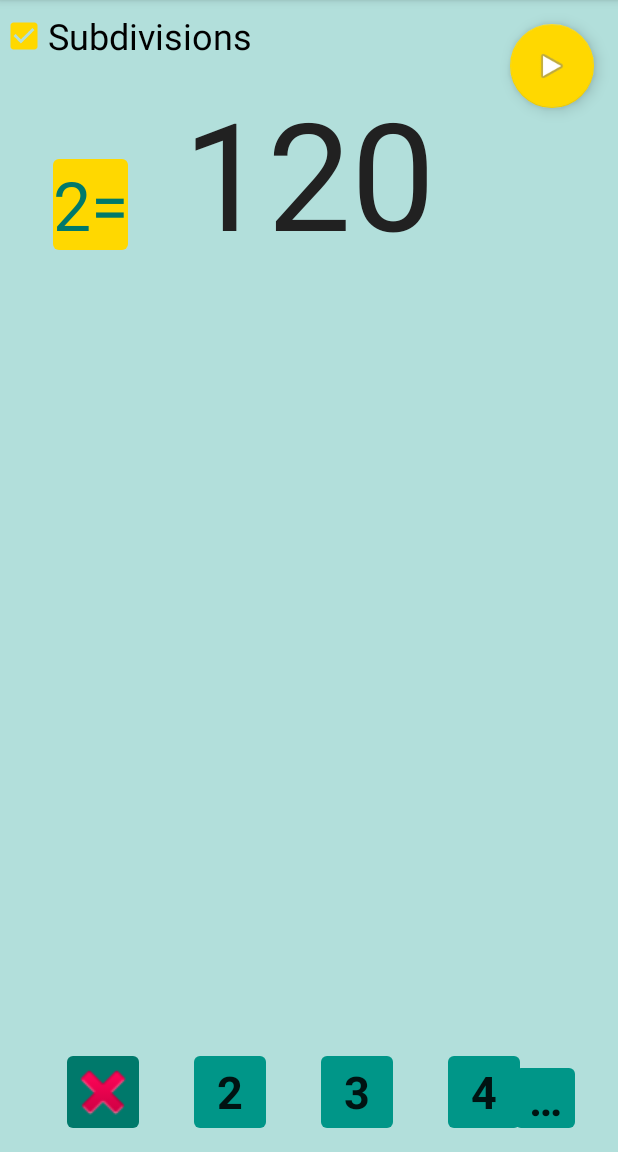
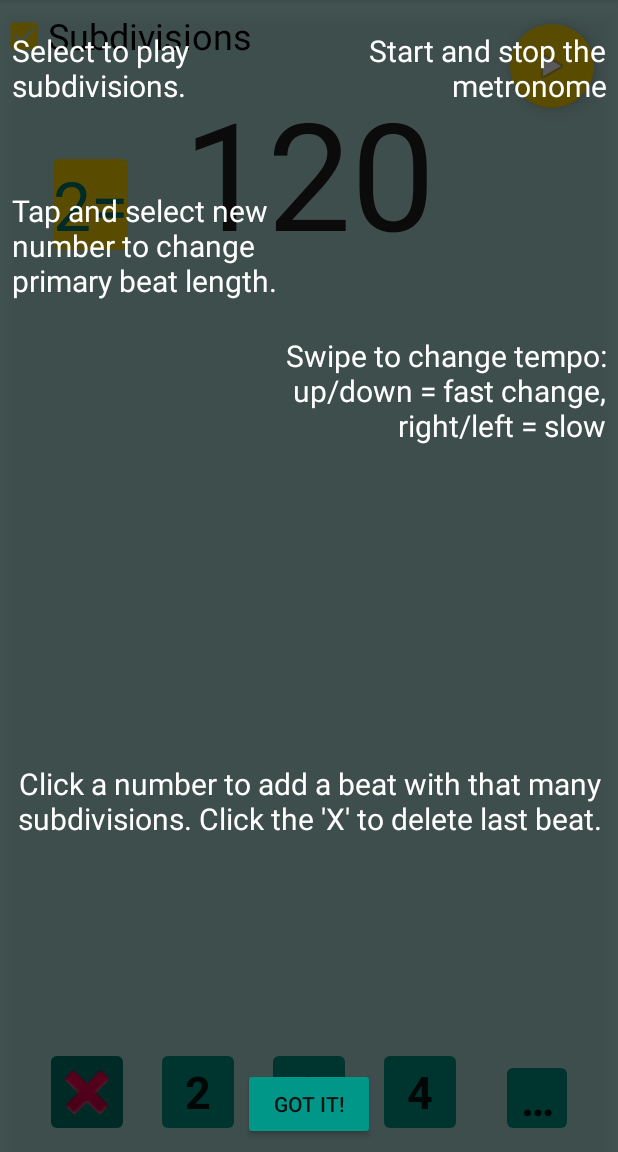
Before and after one commit to michaeloverman/MsCount2, an Android app: the OddMeterMetronomeFragment screen opened directly, with no data from a screen before it, after a tap on "Subdivisions", on a phone screen of 412 x 824 dp, the part 84-1236 px from its top. Run offline under Robolectric (Android 15) with nearby library versions, the phone set to English and light mode, and no system bars; our stand-ins replace FlexboxLayout, Timber; pictures from the network do not load; 2 other taps on this screen came first.

Commit message:
minor layout adjustments, move strings to resources

```diff
--- a/app/src/main/java/tech/michaeloverman/mscount/OddMeterMetronomeFragment.kt
+++ b/app/src/main/java/tech/michaeloverman/mscount/OddMeterMetronomeFragment.kt
@@ -140,7 +140,7 @@ class OddMeterMetronomeFragment : Fragment(), MetronomeStartStopListener {
         if (wasRunning) metronomeStartStop()
     }
 
-    fun deleteSubdivision() {
+    private fun deleteSubdivision() {
         Timber.d("remove a subdivision")
         if (mSubdivisionsList!!.size == 0) return
         var wasRunning = false
@@ -154,7 +154,7 @@ class OddMeterMetronomeFragment : Fragment(), MetronomeStartStopListener {
         if (wasRunning && mSubdivisionsList!!.size > 0) metronomeStartStop()
     }
 
-    fun multiplierSelected() {
+    private fun multiplierSelected() {
         if (mMultiplierSelected) {
             mMultiplierSelected = false
             pulse_multiplier_view.background = ContextCompat.getDrawable(requireActivity(), R.drawable.roundcorner_light)
@@ -169,10 +169,6 @@ class OddMeterMetronomeFragment : Fragment(), MetronomeStartStopListener {
         if (mMetronomeRunning) {
             metronomeStartStop()
         }
-        //        if (mWearNotification != null) {
-//            mWearNotification.cancel();
-//        }
-//        requireActivity().unregisterReceiver(mBroadcastReceiver)
         super.onPause()
     }
 
@@ -182,7 +178,7 @@ class OddMeterMetronomeFragment : Fragment(), MetronomeStartStopListener {
         prefs.putFloat(PREF_KEY_BPM, mBPM)
         prefs.putInt(PREF_KEY_MULTIPLIER, mMultiplier)
         prefs.putInt(PREF_LIST_LENGTH, mSubdivisionsList!!.size)
-        prefs.putBoolean(PREF_KEY_INCLUDE_SUBDIVISIONS, include_subdivisions_checkBox.isChecked)
+        prefs.putBoolean(PREF_KEY_INCLUDE_SUBDIVISIONS, subdivCheck)
         for (i in mSubdivisionsList!!.indices) {
             prefs.remove(PREF_KEY_LIST + i)
             prefs.putInt(PREF_KEY_LIST + i, mSubdivisionsList!![i])
@@ -191,7 +187,8 @@ class OddMeterMetronomeFragment : Fragment(), MetronomeStartStopListener {
         super.onDestroy()
     }
 
-    fun subdivisionsOnOff() {
+    private fun subdivisionsOnOff() {
+        subdivCheck = include_subdivisions_checkBox.isChecked
         if (mMetronome.isRunning) {
             metronomeStartStop()
             metronomeStartStop()
@@ -214,7 +211,7 @@ class OddMeterMetronomeFragment : Fragment(), MetronomeStartStopListener {
             mMetronomeRunning = true
             oddmeter_start_stop_fab.setImageResource(android.R.drawable.ic_media_pause)
             mMetronome.play(mBPM.toInt() * mMultiplier, mSubdivisionsList!!,
-                include_subdivisions_checkBox.isChecked)
+                subdivCheck)
         }
     }
 
--- a/app/src/main/res/layout/odd_metronome_instructions.xml
+++ b/app/src/main/res/layout/odd_metronome_instructions.xml
@@ -16,7 +16,7 @@
         app:layout_constraintGuide_percent="0.5"/>
     <TextView
         android:id="@+id/radio_instruction"
-        android:text="Select to play subdivisions."
+        android:text="@string/select_to_play_subdivisions"
         style="@style/InstructionOverlayTextStyle"
         app:layout_constraintTop_toTopOf="parent"
         app:layout_constraintLeft_toLeftOf="parent"
@@ -25,7 +25,7 @@
         />
     <TextView
         android:id="@+id/startstop_instruction"
-        android:text="Start and stop the metronome"
+        android:text="@string/start_and_stop_the_metronome"
         style="@style/InstructionOverlayTextStyle"
         android:gravity="end"
         app:layout_constraintTop_toTopOf="parent"
@@ -33,37 +33,40 @@
         app:layout_constraintRight_toRightOf="parent"
         app:layout_constraintLeft_toRightOf="@+id/centerline"
         />
+
     <TextView
         android:id="@+id/tempo_instruction"
-        android:text="Swipe to change tempo."
         style="@style/InstructionOverlayTextStyle"
+        android:layout_width="240dp"
+        android:layout_height="124dp"
         android:gravity="end"
+        android:text="@string/swipe_to_change_tempo"
         app:layout_constraintBottom_toTopOf="@+id/subdivision_instruction"
-        app:layout_constraintTop_toBottomOf="@+id/startstop_instruction"
-        app:layout_constraintLeft_toRightOf="@id/centerline"
+        app:layout_constraintHorizontal_bias="0.533"
         app:layout_constraintRight_toRightOf="parent"
-        />
+        app:layout_constraintTop_toBottomOf="@+id/startstop_instruction" />
+
     <TextView
         android:id="@+id/primary_pulse_instruction"
-        android:text="Tap and select new number to change primary beat length."
         style="@style/InstructionOverlayTextStyle"
         android:gravity="start"
+        android:text="@string/tap_and_select_new_number_to_change_primary_beat_length"
         app:layout_constraintBottom_toTopOf="@+id/subdivision_instruction"
-        app:layout_constraintTop_toBottomOf="@+id/startstop_instruction"
         app:layout_constraintLeft_toLeftOf="parent"
         app:layout_constraintRight_toLeftOf="@id/centerline"
-        />
+        app:layout_constraintTop_toBottomOf="@+id/startstop_instruction"
+        app:layout_constraintVertical_bias="0.138" />
 
     <TextView
         android:id="@+id/subdivision_instruction"
-        android:text="Click a number to add a beat with that many subdivisions. Click the \'X\' to delete last beat."
         style="@style/InstructionOverlayTextStyle"
         android:gravity="center"
+        android:text="@string/click_a_number_to_add_a_beat_with_that_many_subdivisions_click_the_x_to_delete_last_beat"
         app:layout_constraintBottom_toTopOf="@+id/help_cancel_button"
-        app:layout_constraintTop_toBottomOf="@+id/tempo_instruction"
+        app:layout_constraintHorizontal_bias="1.0"
         app:layout_constraintLeft_toLeftOf="parent"
         app:layout_constraintRight_toRightOf="parent"
-        />
+        app:layout_constraintTop_toBottomOf="@+id/tempo_instruction" />
 
     <Button
         android:id="@+id/help_cancel_button"
--- a/app/src/main/res/layout/oddmeter_metronome_layout.xml
+++ b/app/src/main/res/layout/oddmeter_metronome_layout.xml
@@ -61,7 +61,7 @@
         android:background="@drawable/roundcorner_dark"
         android:layout_marginBottom="@dimen/oddmet_vertical_margin"
         app:layout_constraintLeft_toLeftOf="parent"
-        app:layout_constraintBottom_toTopOf="@+id/odd_adView"
+        app:layout_constraintBottom_toBottomOf="parent"
         app:layout_constraintRight_toLeftOf="@+id/two_subs_button"
         android:layout_marginStart="@dimen/oddmet_vertical_margin"/>
 
@@ -70,7 +70,7 @@
         android:contentDescription="@string/add_two_subs"
         style="@style/OddmeterButtonStyle"
         android:text="@string/_2"
-        app:layout_constraintBottom_toTopOf="@+id/odd_adView"
+        app:layout_constraintBottom_toBottomOf="parent"
         android:layout_marginBottom="@dimen/oddmet_vertical_margin"
         app:layout_constraintLeft_toRightOf="@+id/delete_button"
         app:layout_constraintRight_toLeftOf="@+id/three_subs_button"
@@ -82,7 +82,7 @@
         android:contentDescription="@string/add_three_subs"
         style="@style/OddmeterButtonStyle"
         android:text="@string/_3"
-        app:layout_constraintBottom_toTopOf="@+id/odd_adView"
+        app:layout_constraintBottom_toBottomOf="parent"
         android:layout_marginBottom="@dimen/oddmet_vertical_margin"
         app:layout_constraintLeft_toRightOf="@+id/two_subs_button"
         app:layout_constraintRight_toLeftOf="@+id/four_subs_button"
@@ -95,10 +95,10 @@
         android:contentDescription="@string/add_beat_of_four_subdivisions"
         style="@style/OddmeterButtonStyle"
         android:text="@string/_4"
-        app:layout_constraintBottom_toTopOf="@+id/odd_adView"
+        app:layout_constraintBottom_toBottomOf="parent"
         android:layout_marginBottom="@dimen/oddmet_vertical_margin"
         app:layout_constraintLeft_toRightOf="@+id/three_subs_button"
-        app:layout_constraintRight_toRightOf="@+id/other_subs_button"
+        app:layout_constraintRight_toLeftOf="@+id/other_subs_button"
         android:layout_marginEnd="@dimen/odd_met_subdiv_button_outer_margin"
         tools:ignore="SpUsage"/>
 
@@ -107,11 +107,11 @@
         android:contentDescription="@string/open_other_subdivision_options_button"
         style="@style/OddmeterXtraButtonStyle"
         android:text="@string/elipses"
-        app:layout_constraintBottom_toTopOf="@+id/odd_adView"
+        app:layout_constraintBottom_toBottomOf="parent"
         android:layout_marginBottom="@dimen/oddmet_vertical_margin"
         app:layout_constraintRight_toRightOf="parent"
-        app:layout_constraintLeft_toLeftOf="@+id/four_subs_button"
-        android:layout_marginStart="@dimen/odd_met_subdiv_button_outer_margin"
+        app:layout_constraintLeft_toRightOf="@+id/four_subs_button"
+        android:layout_marginEnd="@dimen/odd_met_subdiv_button_outer_margin"
         tools:ignore="SpUsage"/>
 
     <LinearLayout
@@ -217,26 +217,6 @@
         app:layout_constraintLeft_toLeftOf="parent"
         tools:ignore="SpUsage"/>
 
-<!--    <com.google.android.gms.ads.AdView-->
-<!--        android:id="@+id/odd_adView"-->
-<!--        app:layout_constraintBottom_toBottomOf="parent"-->
-<!--        app:layout_constraintLeft_toLeftOf="parent"-->
-<!--        app:layout_constraintRight_toRightOf="parent"-->
-<!--        ads:adSize="BANNER"-->
-<!--        ads:adUnitId="@string/odd_banner_ad_unit_id"-->
-<!--        android:layout_width="wrap_content"-->
-<!--        android:layout_height="wrap_content">-->
-<!--    </com.google.android.gms.ads.AdView>-->
-    <LinearLayout
-        android:id="@+id/odd_adView"
-        android:layout_height="wrap_content"
-        android:layout_width="match_parent"
-        app:layout_constraintBottom_toBottomOf="parent"
-        app:layout_constraintLeft_toLeftOf="parent"
-        app:layout_constraintRight_toRightOf="parent"
-        android:orientation="horizontal"
-        />
-
     <CheckBox
         android:id="@+id/include_subdivisions_checkBox"
         android:layout_width="wrap_content"
@@ -250,7 +230,7 @@
         android:id="@+id/help_overlay"
         android:layout_width="match_parent"
         android:layout_height="match_parent"
-        android:visibility="invisible"
+        android:visibility="visible"
         android:background="@color/transparentBlack"
         android:elevation="12dp">
         <include layout="@layout/odd_metronome_instructions"
--- a/app/src/main/res/values/strings.xml
+++ b/app/src/main/res/values/strings.xml
@@ -217,6 +217,11 @@
     <string name="subdivision_eight">subdivision eight</string>
     <string name="subdivision_nine">subdivision nine</string>
     <string name="subdivision_ten">subdivision ten</string>
+    <string name="swipe_to_change_tempo">Swipe to change tempo:\nup/down = fast change,\nright/left = slow</string>
+    <string name="tap_and_select_new_number_to_change_primary_beat_length">Tap and select new number to change primary beat length.</string>
+    <string name="click_a_number_to_add_a_beat_with_that_many_subdivisions_click_the_x_to_delete_last_beat">Click a number to add a beat with that many subdivisions. Click the \'X\' to delete last beat.</string>
+    <string name="start_and_stop_the_metronome">Start and stop the metronome</string>
+    <string name="select_to_play_subdivisions">Select to play subdivisions.</string>
 
 
 </resources>
```
